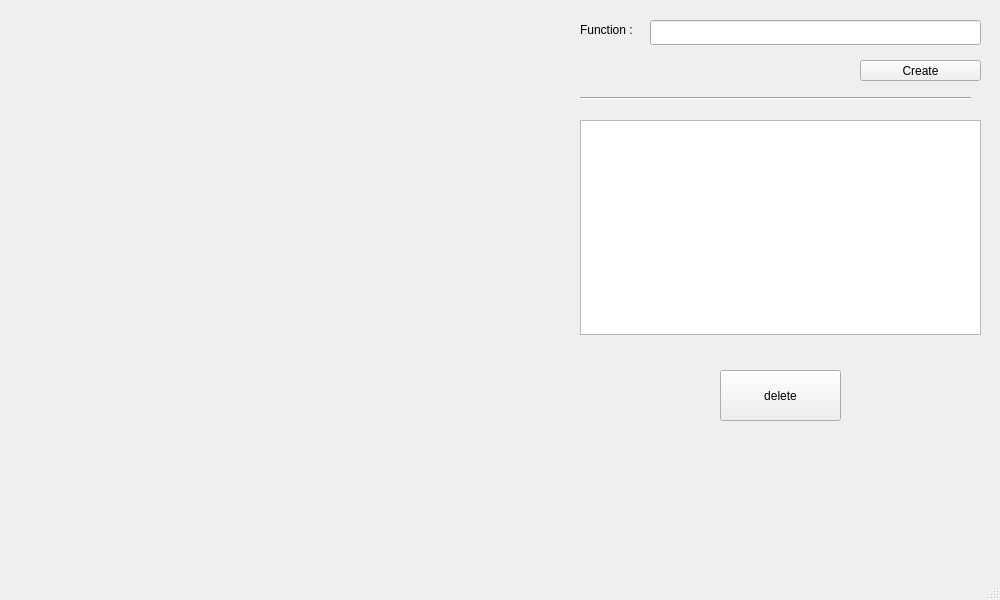
Above: QTEquationDrawing/mainwindow.ui from johnson1205/Equation-Drawing before the change. Below: the same form after it.
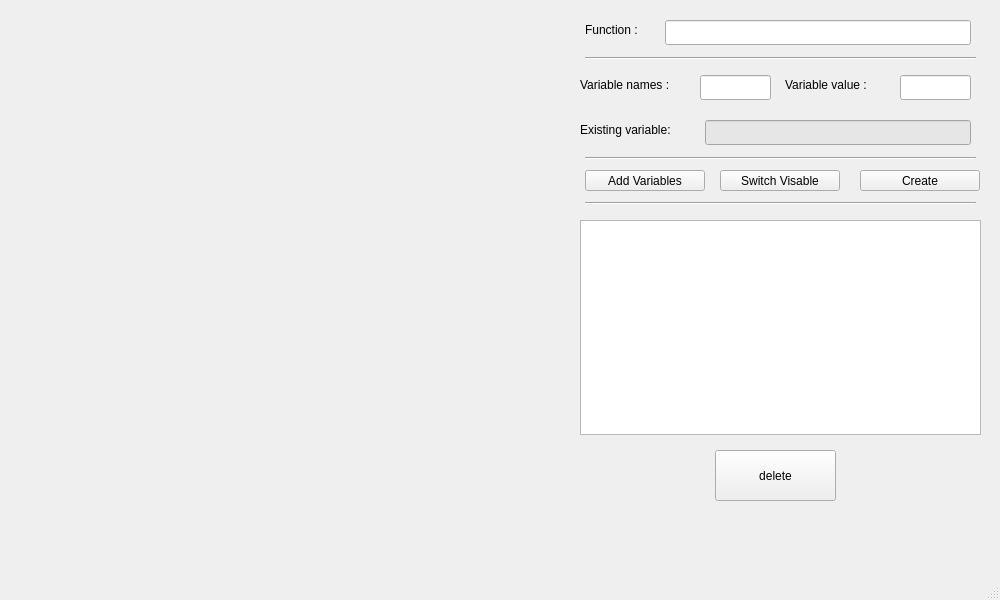
That is the form after the change. Custom widgets are drawn as their Qt base class.

The edit to the form file:
```diff
--- a/QTEquationDrawing/mainwindow.ui
+++ b/QTEquationDrawing/mainwindow.ui
@@ -28,8 +28,8 @@
     <property name="geometry">
      <rect>
       <x>860</x>
-      <y>60</y>
-      <width>121</width>
+      <y>170</y>
+      <width>120</width>
       <height>21</height>
      </rect>
     </property>
@@ -55,8 +55,8 @@
    <widget class="QPushButton" name="pushButton_2">
     <property name="geometry">
      <rect>
-      <x>720</x>
-      <y>370</y>
+      <x>715</x>
+      <y>450</y>
       <width>121</width>
       <height>51</height>
      </rect>
@@ -68,9 +68,9 @@
    <widget class="QLineEdit" name="lineEdit">
     <property name="geometry">
      <rect>
-      <x>650</x>
+      <x>665</x>
       <y>20</y>
-      <width>331</width>
+      <width>306</width>
       <height>25</height>
      </rect>
     </property>
@@ -81,7 +81,7 @@
    <widget class="QLabel" name="label">
     <property name="geometry">
      <rect>
-      <x>580</x>
+      <x>585</x>
       <y>20</y>
       <width>71</width>
       <height>20</height>
@@ -94,8 +94,8 @@
    <widget class="Line" name="line">
     <property name="geometry">
      <rect>
-      <x>580</x>
-      <y>90</y>
+      <x>585</x>
+      <y>150</y>
       <width>391</width>
       <height>16</height>
      </rect>
@@ -108,7 +108,7 @@
     <property name="geometry">
      <rect>
       <x>580</x>
-      <y>120</y>
+      <y>220</y>
       <width>401</width>
       <height>215</height>
      </rect>
@@ -117,8 +117,8 @@
    <widget class="QLabel" name="error_label">
     <property name="geometry">
      <rect>
-      <x>585</x>
-      <y>460</y>
+      <x>580</x>
+      <y>510</y>
       <width>391</width>
       <height>41</height>
      </rect>
@@ -136,6 +136,178 @@
      <set>Qt::AlignCenter</set>
     </property>
    </widget>
+   <widget class="Line" name="line_2">
+    <property name="geometry">
+     <rect>
+      <x>585</x>
+      <y>50</y>
+      <width>391</width>
+      <height>16</height>
+     </rect>
+    </property>
+    <property name="orientation">
+     <enum>Qt::Horizontal</enum>
+    </property>
+   </widget>
+   <widget class="Line" name="line_3">
+    <property name="geometry">
+     <rect>
+      <x>585</x>
+      <y>195</y>
+      <width>391</width>
+      <height>16</height>
+     </rect>
+    </property>
+    <property name="orientation">
+     <enum>Qt::Horizontal</enum>
+    </property>
+   </widget>
+   <widget class="QLabel" name="label_2">
+    <property name="geometry">
+     <rect>
+      <x>580</x>
+      <y>75</y>
+      <width>121</width>
+      <height>20</height>
+     </rect>
+    </property>
+    <property name="text">
+     <string>Variable names :</string>
+    </property>
+   </widget>
+   <widget class="QLineEdit" name="variableName">
+    <property name="geometry">
+     <rect>
+      <x>700</x>
+      <y>75</y>
+      <width>71</width>
+      <height>25</height>
+     </rect>
+    </property>
+    <property name="clearButtonEnabled">
+     <bool>true</bool>
+    </property>
+   </widget>
+   <widget class="QLabel" name="label_3">
+    <property name="geometry">
+     <rect>
+      <x>785</x>
+      <y>75</y>
+      <width>111</width>
+      <height>20</height>
+     </rect>
+    </property>
+    <property name="text">
+     <string>Variable value :</string>
+    </property>
+   </widget>
+   <widget class="QLineEdit" name="variableValue">
+    <property name="geometry">
+     <rect>
+      <x>900</x>
+      <y>75</y>
+      <width>71</width>
+      <height>25</height>
+     </rect>
+    </property>
+    <property name="clearButtonEnabled">
+     <bool>true</bool>
+    </property>
+   </widget>
+   <widget class="QPushButton" name="addButton">
+    <property name="geometry">
+     <rect>
+      <x>585</x>
+      <y>170</y>
+      <width>120</width>
+      <height>21</height>
+     </rect>
+    </property>
+    <property name="cursor">
+     <cursorShape>PointingHandCursor</cursorShape>
+    </property>
+    <property name="autoFillBackground">
+     <bool>true</bool>
+    </property>
+    <property name="styleSheet">
+     <string notr="true"/>
+    </property>
+    <property name="text">
+     <string>Add Variables</string>
+    </property>
+    <property name="default">
+     <bool>false</bool>
+    </property>
+    <property name="flat">
+     <bool>false</bool>
+    </property>
+   </widget>
+   <widget class="QLineEdit" name="existingVariableName">
+    <property name="geometry">
+     <rect>
+      <x>705</x>
+      <y>120</y>
+      <width>266</width>
+      <height>25</height>
+     </rect>
+    </property>
+    <property name="contextMenuPolicy">
+     <enum>Qt::DefaultContextMenu</enum>
+    </property>
+    <property name="autoFillBackground">
+     <bool>false</bool>
+    </property>
+    <property name="styleSheet">
+     <string notr="true">Background-color:rgb(230, 230, 230)</string>
+    </property>
+    <property name="readOnly">
+     <bool>true</bool>
+    </property>
+    <property name="clearButtonEnabled">
+     <bool>false</bool>
+    </property>
+   </widget>
+   <widget class="QLabel" name="label_4">
+    <property name="geometry">
+     <rect>
+      <x>580</x>
+      <y>120</y>
+      <width>131</width>
+      <height>20</height>
+     </rect>
+    </property>
+    <property name="text">
+     <string>Existing variable:</string>
+    </property>
+   </widget>
+   <widget class="QPushButton" name="VisableButton">
+    <property name="geometry">
+     <rect>
+      <x>720</x>
+      <y>170</y>
+      <width>120</width>
+      <height>21</height>
+     </rect>
+    </property>
+    <property name="cursor">
+     <cursorShape>PointingHandCursor</cursorShape>
+    </property>
+    <property name="autoFillBackground">
+     <bool>true</bool>
+    </property>
+    <property name="styleSheet">
+     <string notr="true"/>
+    </property>
+    <property name="text">
+     <string>Switch Visable</string>
+    </property>
+    <property name="default">
+     <bool>false</bool>
+    </property>
+    <property name="flat">
+     <bool>false</bool>
+    </property>
+   </widget>
   </widget>
   <widget class="QMenuBar" name="menubar">
    <property name="geometry">
```
